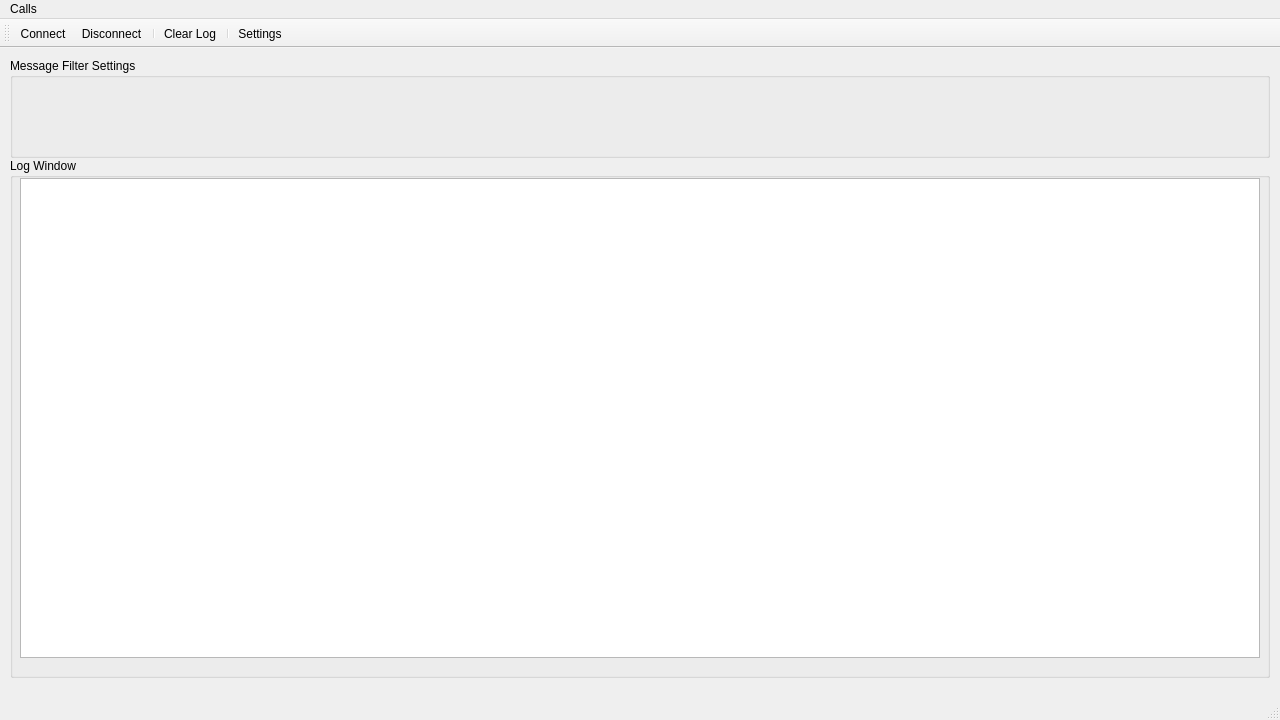
This is src/main/main_window.ui in Clever0ne/CannabusControl as Qt 5 draws it before an edit. The edited form follows.
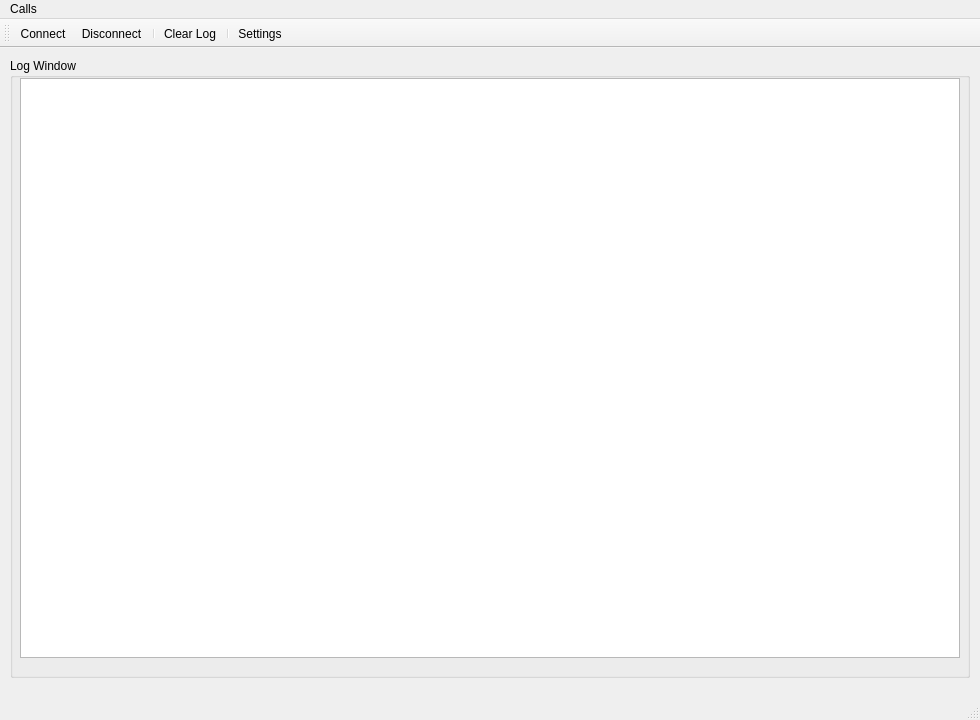
This is the edited form. Icons and pictures are not drawn. Custom widgets are drawn as their Qt base class.

Commit message: Сжал окно программы по ширине так сильно, как только мог

The edit to the form file:
```diff
--- a/src/main/main_window.ui
+++ b/src/main/main_window.ui
@@ -6,7 +6,7 @@
    <rect>
     <x>0</x>
     <y>0</y>
-    <width>1280</width>
+    <width>980</width>
     <height>720</height>
    </rect>
   </property>
@@ -18,13 +18,13 @@
   </property>
   <property name="minimumSize">
    <size>
-    <width>1280</width>
+    <width>980</width>
     <height>720</height>
    </size>
   </property>
   <property name="maximumSize">
    <size>
-    <width>1280</width>
+    <width>980</width>
     <height>720</height>
    </size>
   </property>
@@ -36,9 +36,9 @@
     <property name="geometry">
      <rect>
       <x>10</x>
-      <y>110</y>
-      <width>1260</width>
-      <height>520</height>
+      <y>10</y>
+      <width>960</width>
+      <height>620</height>
      </rect>
     </property>
     <property name="title">
@@ -49,8 +49,8 @@
       <rect>
        <x>10</x>
        <y>20</y>
-       <width>1240</width>
-       <height>480</height>
+       <width>940</width>
+       <height>580</height>
       </rect>
      </property>
      <property name="font">
@@ -59,13 +59,28 @@
        <pointsize>8</pointsize>
       </font>
      </property>
+     <property name="lineWidth">
+      <number>1</number>
+     </property>
+     <property name="midLineWidth">
+      <number>1</number>
+     </property>
+     <attribute name="horizontalHeaderMinimumSectionSize">
+      <number>25</number>
+     </attribute>
+     <attribute name="verticalHeaderMinimumSectionSize">
+      <number>20</number>
+     </attribute>
+     <attribute name="verticalHeaderDefaultSectionSize">
+      <number>30</number>
+     </attribute>
     </widget>
     <widget class="QLabel" name="busStatus">
      <property name="geometry">
       <rect>
        <x>10</x>
-       <y>500</y>
-       <width>1240</width>
+       <y>600</y>
+       <width>940</width>
        <height>20</height>
       </rect>
      </property>
@@ -74,26 +89,13 @@
      </property>
     </widget>
    </widget>
-   <widget class="QGroupBox" name="groupBox">
-    <property name="geometry">
-     <rect>
-      <x>10</x>
-      <y>10</y>
-      <width>1260</width>
-      <height>100</height>
-     </rect>
-    </property>
-    <property name="title">
-     <string>Message Filter Settings</string>
-    </property>
-   </widget>
   </widget>
   <widget class="QMenuBar" name="menuBar">
    <property name="geometry">
     <rect>
      <x>0</x>
      <y>0</y>
-     <width>1280</width>
+     <width>980</width>
      <height>26</height>
     </rect>
    </property>
```
The commit also changes 2 other files.
